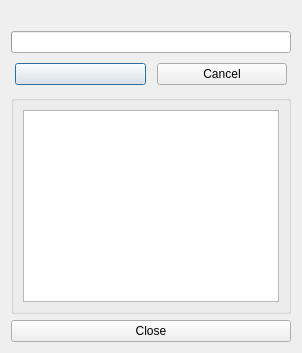
Old version of the form source/progressdialog.ui in the repository pionere/d1-graphics-tool.
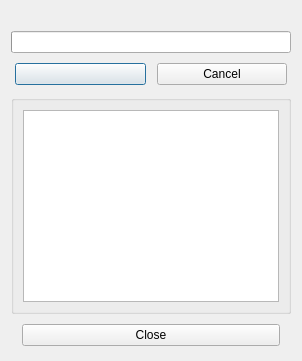
New version of the form.

Commit message: move QMessageBox::information to ProgressDialog

Diff of the .ui file:
```diff
--- a/source/progressdialog.ui
+++ b/source/progressdialog.ui
@@ -71,10 +71,45 @@
     </widget>
    </item>
    <item>
-    <widget class="QPushButton" name="closePushButton">
-     <property name="text">
-      <string>Close</string>
-     </property>
+    <widget class="QWidget" name="progressButtonsWidget_2" native="true">
+     <layout class="QHBoxLayout" name="horizontalLayout_3">
+      <property name="spacing">
+       <number>4</number>
+      </property>
+      <property name="leftMargin">
+       <number>4</number>
+      </property>
+      <property name="topMargin">
+       <number>4</number>
+      </property>
+      <property name="rightMargin">
+       <number>4</number>
+      </property>
+      <property name="bottomMargin">
+       <number>4</number>
+      </property>
+      <item>
+       <spacer name="horizontalSpacer_3_0">
+        <property name="orientation">
+         <enum>Qt::Horizontal</enum>
+        </property>
+       </spacer>
+      </item>
+      <item>
+       <widget class="QPushButton" name="closePushButton">
+        <property name="text">
+         <string>Close</string>
+        </property>
+       </widget>
+      </item>
+      <item>
+       <spacer name="horizontalSpacer_3_1">
+        <property name="orientation">
+         <enum>Qt::Horizontal</enum>
+        </property>
+       </spacer>
+      </item>
+     </layout>
     </widget>
    </item>
   </layout>
```
Left out of the diff: 2 changed lines with no effect on the pictures. The commit also changes 7 other files.
